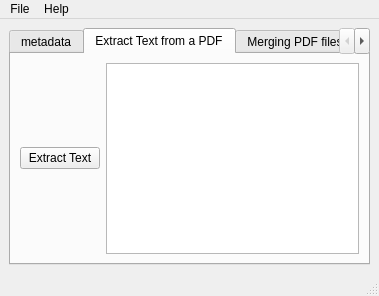
Turnai/PDFkit, file dotUI/PDFtools.ui: the form before one commit.
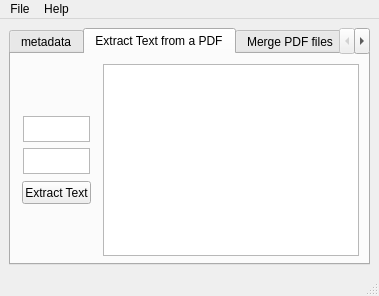
The form after the commit. The open tabs and pages were chosen to show the change.

What changed in the file:
```diff
--- a/dotUI/PDFtools.ui
+++ b/dotUI/PDFtools.ui
@@ -14,9 +14,15 @@
    <string>MainWindow</string>
   </property>
   <widget class="QWidget" name="centralwidget">
-   <layout class="QGridLayout" name="gridLayout">
-    <item row="0" column="0">
      <widget class="QTabWidget" name="tabWidget">
+    <property name="geometry">
+     <rect>
+      <x>9</x>
+      <y>9</y>
+      <width>361</width>
+      <height>237</height>
+     </rect>
+    </property>
       <property name="toolTip">
        <string>&lt;html&gt;&lt;head/&gt;&lt;body&gt;&lt;p&gt;&lt;br/&gt;&lt;/p&gt;&lt;/body&gt;&lt;/html&gt;</string>
       </property>
@@ -27,7 +33,7 @@
        <attribute name="title">
         <string>metadata</string>
        </attribute>
-       <layout class="QGridLayout" name="gridLayout_2">
+     <layout class="QGridLayout" name="gridLayout">
         <item row="0" column="0">
          <widget class="QPushButton" name="MetadataButton">
           <property name="text">
@@ -44,34 +50,55 @@
        <attribute name="title">
         <string>Extract Text from a PDF</string>
        </attribute>
-       <layout class="QGridLayout" name="gridLayout_3">
-        <item row="0" column="0">
+     <widget class="QTextBrowser" name="ExtractTexttextBrowser">
+      <property name="geometry">
+       <rect>
+        <x>92</x>
+        <y>10</y>
+        <width>256</width>
+        <height>192</height>
+       </rect>
+      </property>
+     </widget>
          <widget class="QPushButton" name="ExtractTextButton">
+      <property name="geometry">
+       <rect>
+        <x>11</x>
+        <y>127</y>
+        <width>69</width>
+        <height>23</height>
+       </rect>
+      </property>
           <property name="text">
            <string>Extract Text</string>
           </property>
          </widget>
-        </item>
-        <item row="0" column="1">
-         <widget class="QTextBrowser" name="ExtractTexttextBrowser"/>
-        </item>
-       </layout>
+     <widget class="QPlainTextEdit" name="PageInputfromplainTextEdit">
+      <property name="geometry">
+       <rect>
+        <x>12</x>
+        <y>62</y>
+        <width>67</width>
+        <height>26</height>
+       </rect>
+      </property>
+     </widget>
+     <widget class="QPlainTextEdit" name="PageInputtoplainTextEdit">
+      <property name="geometry">
+       <rect>
+        <x>12</x>
+        <y>94</y>
+        <width>67</width>
+        <height>26</height>
+       </rect>
+      </property>
+     </widget>
       </widget>
       <widget class="QWidget" name="tab3">
        <attribute name="title">
-        <string>Merging PDF files</string>
-       </attribute>
-       <layout class="QGridLayout" name="gridLayout_4">
-        <item row="0" column="1" rowspan="3">
-         <widget class="QTextBrowser" name="PdfListtextBrowser"/>
-        </item>
-        <item row="2" column="0">
-         <widget class="QPushButton" name="ClearPDFButton">
-          <property name="text">
-           <string>Clear PDF</string>
-          </property>
-         </widget>
-        </item>
+      <string>Merge PDF files</string>
+     </attribute>
+     <layout class="QGridLayout" name="gridLayout_2">
         <item row="0" column="0">
          <widget class="QPushButton" name="AddPDFButton">
           <property name="text">
@@ -90,12 +117,43 @@
       </widget>
       <widget class="QWidget" name="tab">
        <attribute name="title">
-        <string>Page</string>
-       </attribute>
-      </widget>
+      <string>Split PDF files</string>
+     </attribute>
+     <widget class="QPlainTextEdit" name="PageInputfromplainTextEdit_2">
+      <property name="geometry">
+       <rect>
+        <x>41</x>
+        <y>71</y>
+        <width>131</width>
+        <height>39</height>
+       </rect>
+      </property>
+     </widget>
+     <widget class="QPushButton" name="SplitButton">
+      <property name="geometry">
+       <rect>
+        <x>140</x>
+        <y>140</y>
+        <width>69</width>
+        <height>23</height>
+       </rect>
+      </property>
+      <property name="text">
+       <string>Split PDF</string>
+      </property>
      </widget>
-    </item>
-   </layout>
+     <widget class="QPlainTextEdit" name="PageInputtoplainTextEdit_2">
+      <property name="geometry">
+       <rect>
+        <x>178</x>
+        <y>71</y>
+        <width>132</width>
+        <height>39</height>
+       </rect>
+      </property>
+     </widget>
+    </widget>
+   </widget>
   </widget>
   <widget class="QMenuBar" name="menubar">
    <property name="geometry">
```
Left out of the diff: 31 changed lines with no effect on the pictures. Lines whose indentation alone changed are shown as unchanged.
